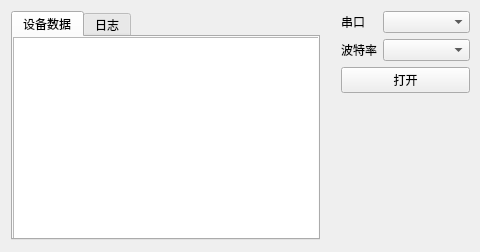
Above: iotboxwidget.ui from cairijun/iotbox before the change. Below: the same form after it.
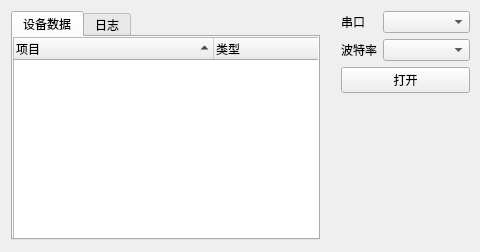
That is the form after the change.

Commit message: 修复一个语法错误，调整一下UI

```diff
--- a/iotboxwidget.ui
+++ b/iotboxwidget.ui
@@ -42,13 +42,19 @@
          </rect>
         </property>
         <attribute name="headerVisible">
-         <bool>false</bool>
-        </attribute>
-        <attribute name="headerCascadingSectionResizes">
-         <bool>false</bool>
+         <bool>true</bool>
         </attribute>
         <attribute name="headerDefaultSectionSize">
-         <number>190</number>
+         <number>200</number>
+        </attribute>
+        <attribute name="headerHighlightSections">
+         <bool>false</bool>
+        </attribute>
+        <attribute name="headerMinimumSectionSize">
+         <number>110</number>
+        </attribute>
+        <attribute name="headerShowSortIndicator" stdset="0">
+         <bool>true</bool>
         </attribute>
         <attribute name="headerStretchLastSection">
          <bool>true</bool>
```
The commit also changes 2 other files.
